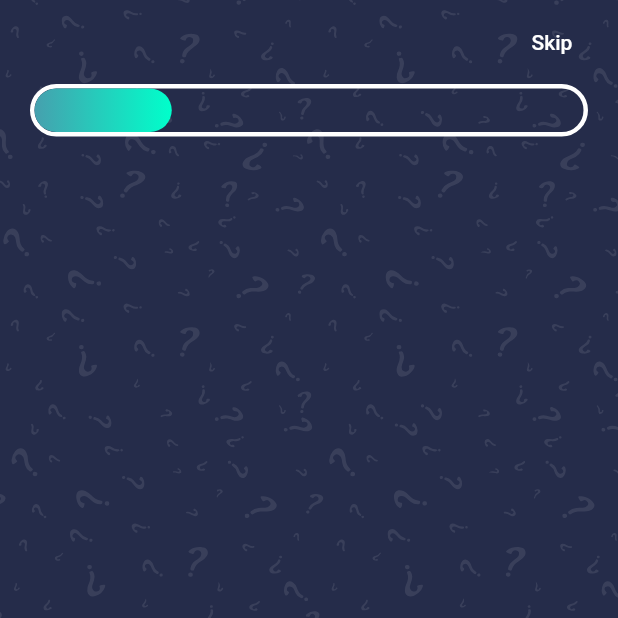
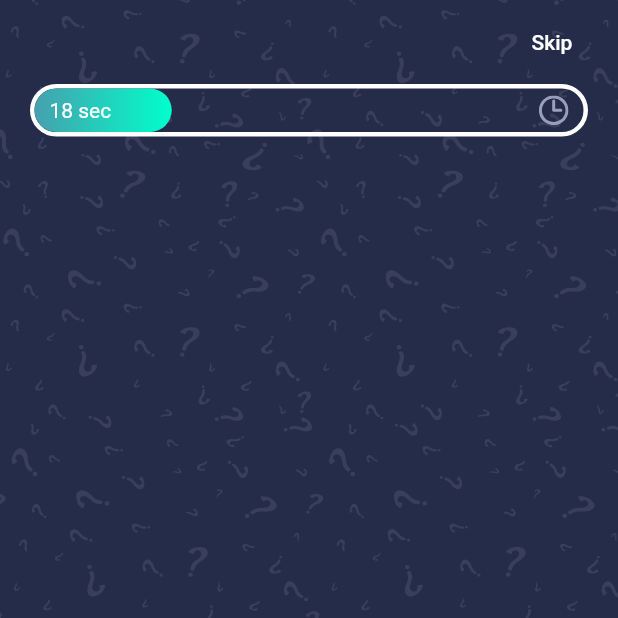
Before and after one commit to mynameiskreang/flutter2-web-02, a Flutter app: the screen it shows after launch, on a phone screen of 412 x 824 dp, the top half of it. Run offline on Flutter 3.47's test engine with Material 2 defaults, Android fonts, the light colour scheme and no system bars; our stand-ins replace flutter_svg.

Commit message:
add progress_bar.dart

```diff
--- a/lib/screens/quiz/components/body.dart
+++ b/lib/screens/quiz/components/body.dart
@@ -1,6 +1,7 @@
 import 'package:flutter/material.dart';
 import 'package:flutter_svg/flutter_svg.dart';
 import 'package:flutter_web_02/constants.dart';
+import 'package:flutter_web_02/screens/quiz/components/progress_bar.dart';
 
 class Body extends StatelessWidget {
   @override
@@ -19,28 +20,7 @@ class Body extends StatelessWidget {
           child: Padding(
             padding: const EdgeInsets.symmetric(horizontal: kDefaultPadding),
             child: Column(
-              children: [
-                Container(
-                  width: double.infinity,
-                  height: 35,
-                  decoration: BoxDecoration(
-                      border: Border.all(color: Colors.white, width: 3),
-                      borderRadius: BorderRadius.circular(50)),
-                  child: Stack(
-                    children: [
-                      // Layout Builder ทำให้ควบคุม space ของ
-                      // constraints.maxWidth เพื่อใช้ทำ animation
-                      LayoutBuilder(
-                          builder: (context, constraints) => Container(
-                                width: constraints.maxWidth * 0.25,
-                                decoration: BoxDecoration(
-                                    gradient: kPrimaryGradient,
-                                    borderRadius: BorderRadius.circular(50)),
-                              ))
-                    ],
-                  ),
-                )
-              ],
+              children: [ProgressBar()],
             ),
           ),
         )
--- /dev/null
+++ b/lib/screens/quiz/components/progress_bar.dart
@@ -0,0 +1,42 @@
+import 'package:flutter/cupertino.dart';
+import 'package:flutter/material.dart';
+import 'package:flutter_svg/flutter_svg.dart';
+import 'package:flutter_web_02/constants.dart';
+
+class ProgressBar extends StatelessWidget {
+  @override
+  Widget build(BuildContext context) {
+    return Container(
+      width: double.infinity,
+      height: 35,
+      decoration: BoxDecoration(
+          border: Border.all(color: Colors.white, width: 3),
+          borderRadius: BorderRadius.circular(50)),
+      child: Stack(
+        children: [
+          // Layout Builder ทำให้ควบคุม space ของ
+          // constraints.maxWidth เพื่อใช้ทำ animation
+          LayoutBuilder(
+              builder: (context, constraints) => Container(
+                    width: constraints.maxWidth * 0.25,
+                    decoration: BoxDecoration(
+                        gradient: kPrimaryGradient,
+                        borderRadius: BorderRadius.circular(50)),
+                  )),
+          Positioned.fill(
+              child: Padding(
+            padding:
+                const EdgeInsets.symmetric(horizontal: kDefaultPadding / 2),
+            child: Row(
+              mainAxisAlignment: MainAxisAlignment.spaceBetween,
+              children: [
+                Text("18 sec"),
+                SvgPicture.asset('assets/icons/clock.svg')
+              ],
+            ),
+          ))
+        ],
+      ),
+    );
+  }
+}
```
